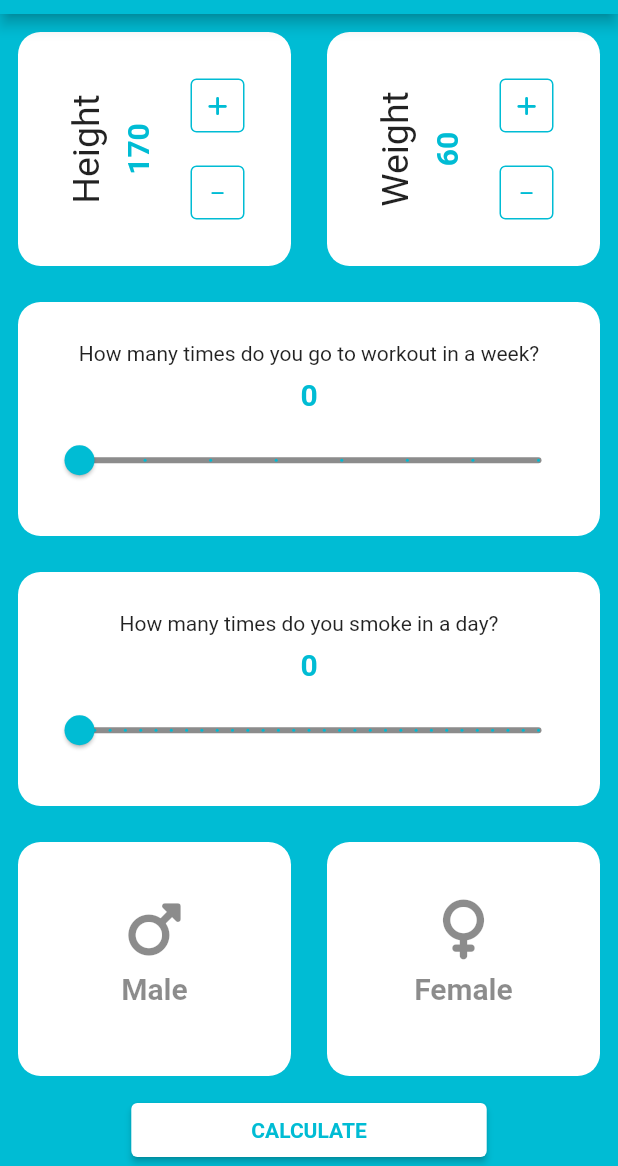
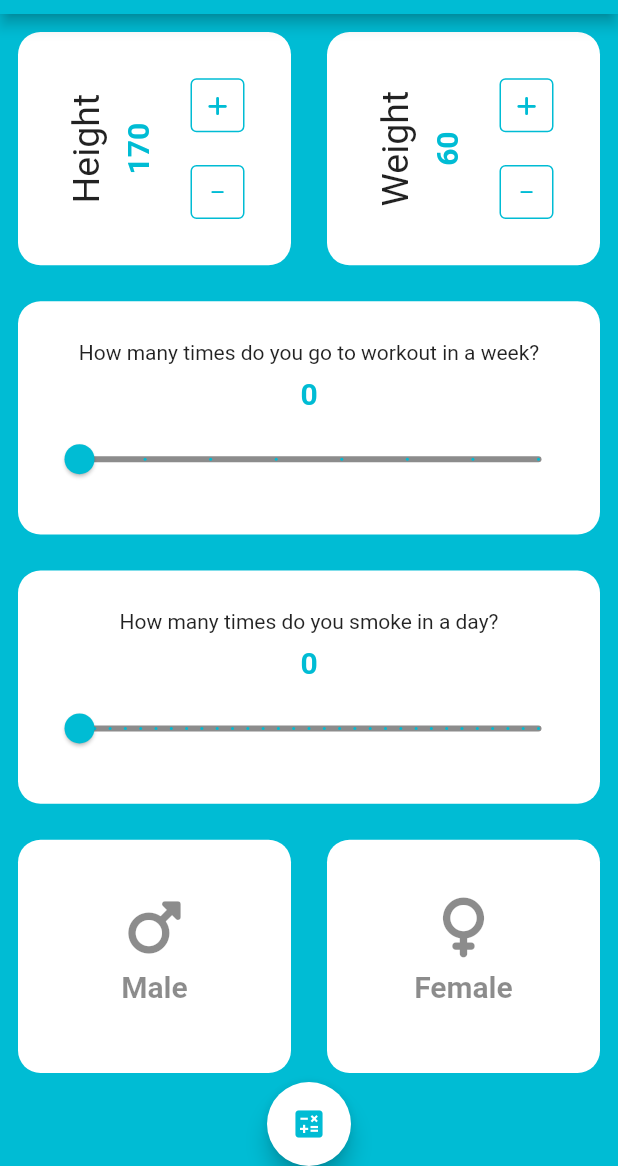
Before and after one commit to 4ZR41L/life_calculator, a Flutter app: the screen it shows after launch, on a phone screen of 412 x 824 dp, the part 70-1236 px from its top. Run offline on Flutter 3.47's test engine with Material 2 defaults, Android fonts, the light colour scheme and no system bars; our stand-ins replace font_awesome_flutter, get.

Commit message:
- now user can pass data to second screen and calculate te average life

```diff
--- a/lib/screens/input_screen.dart
+++ b/lib/screens/input_screen.dart
@@ -11,13 +11,11 @@ import '../widgets/height_weight_box.dart';
 class InputScreen extends StatefulWidget {
   const InputScreen({Key? key}) : super(key: key);
 
-
   @override
   State<InputScreen> createState() => _InputScreenState();
 }
 
 class _InputScreenState extends State<InputScreen> {
-
   final controller = Get.put(Controller());
   @override
   Widget build(BuildContext context) {
@@ -67,29 +65,21 @@ class _InputScreenState extends State<InputScreen> {
                 ],
               ),
             ),
-            Center(
-              child: ElevatedButton(
-                style: const ButtonStyle(
-                  backgroundColor: MaterialStatePropertyAll(
-                    Colors.white,
-                  ),
-                  padding: MaterialStatePropertyAll(
-                    EdgeInsetsDirectional.fromSTEB(80, 5, 80, 5),
+            const SizedBox(
+              height: 50,
+            )
+          ],
         ),
       ),
+      floatingActionButtonLocation: FloatingActionButtonLocation.centerDocked,
+      floatingActionButton: FloatingActionButton(
+        backgroundColor: Colors.white,
         onPressed: () {
           Get.to(ResultScreen());
         },
-                child: const Text(
-                  'CALCULATE',
-                  style: TextStyle(
+        child: const Icon(
+          Icons.calculate,
           color: Colors.cyan,
-                    fontWeight: FontWeight.bold,
-                  ),
-                ),
-              ),
-            ),
-          ],
         ),
       ),
     );
```
Also changed, not shown: lib/controller.dart (+11 -2 lines), lib/screens/result_screen.dart (+2 -13 lines). Lines whose indentation alone changed are shown as unchanged.
